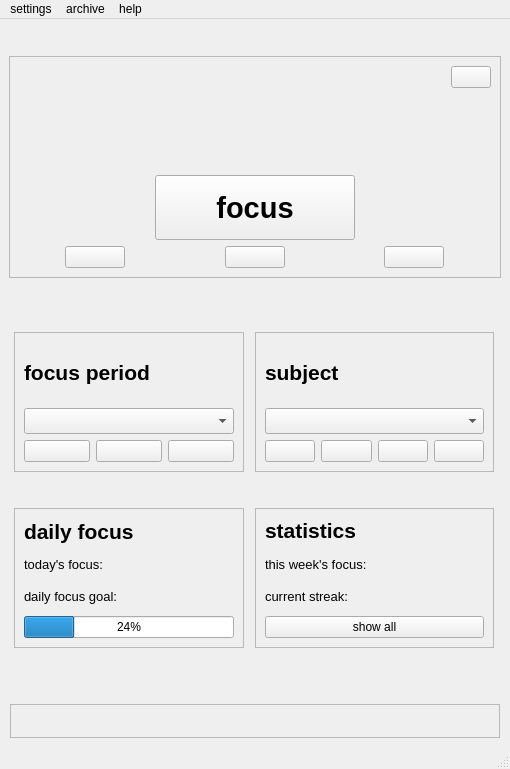
Qt form ui/mainwindow.ui (dop14/monkmode) before a commit.
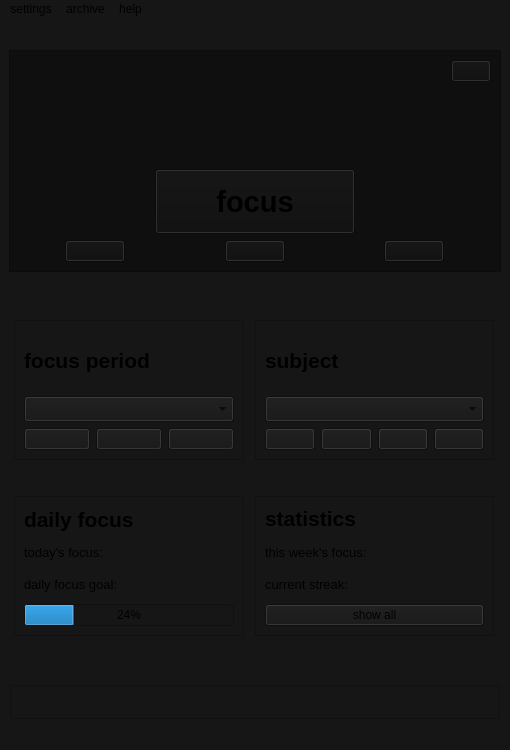
The same form after that commit. Icons and pictures are not drawn.

The edit to the form file:
```diff
--- a/ui/mainwindow.ui
+++ b/ui/mainwindow.ui
@@ -7,7 +7,7 @@
     <x>0</x>
     <y>0</y>
     <width>510</width>
-    <height>769</height>
+    <height>750</height>
    </rect>
   </property>
   <property name="sizePolicy">
@@ -22,6 +22,12 @@
     <height>0</height>
    </size>
   </property>
+  <property name="maximumSize">
+   <size>
+    <width>750</width>
+    <height>800</height>
+   </size>
+  </property>
   <property name="cursor">
    <cursorShape>ArrowCursor</cursorShape>
   </property>
@@ -31,6 +37,9 @@
   <property name="autoFillBackground">
    <bool>false</bool>
   </property>
+  <property name="styleSheet">
+   <string notr="true">background-color:#161616;</string>
+  </property>
   <widget class="QWidget" name="mainLayout">
    <layout class="QVBoxLayout" name="verticalLayout_10">
     <item>
@@ -49,6 +58,9 @@
           <height>150</height>
          </size>
         </property>
+        <property name="styleSheet">
+         <string notr="true">background-color:#0F0F0F;</string>
+        </property>
         <property name="frameShape">
          <enum>QFrame::Shape::StyledPanel</enum>
         </property>
@@ -67,6 +79,9 @@
            <property name="focusPolicy">
             <enum>Qt::FocusPolicy::NoFocus</enum>
            </property>
+           <property name="styleSheet">
+            <string notr="true">padding: 3px 3px 3px 3px;</string>
+           </property>
            <property name="text">
             <string/>
            </property>
@@ -83,6 +98,9 @@
              <bold>false</bold>
             </font>
            </property>
+           <property name="styleSheet">
+            <string notr="true">background-color:#0F0F0F;</string>
+           </property>
            <property name="text">
             <string/>
            </property>
@@ -150,6 +168,9 @@
              <property name="focusPolicy">
               <enum>Qt::FocusPolicy::NoFocus</enum>
              </property>
+             <property name="styleSheet">
+              <string notr="true">padding: 3px 0px 3px 0px;</string>
+             </property>
              <property name="text">
               <string/>
              </property>
@@ -181,6 +202,9 @@
              <property name="focusPolicy">
               <enum>Qt::FocusPolicy::NoFocus</enum>
              </property>
+             <property name="styleSheet">
+              <string notr="true">padding: 3px 0px 3px 0px;</string>
+             </property>
              <property name="text">
               <string/>
              </property>
@@ -212,6 +236,9 @@
              <property name="focusPolicy">
               <enum>Qt::FocusPolicy::NoFocus</enum>
              </property>
+             <property name="styleSheet">
+              <string notr="true">padding: 3px 0px 3px 0px;</string>
+             </property>
              <property name="text">
               <string/>
              </property>
@@ -277,6 +304,9 @@
                  <bold>true</bold>
                 </font>
                </property>
+               <property name="styleSheet">
+                <string notr="true">color:#EFA723'</string>
+               </property>
                <property name="text">
                 <string>focus period</string>
                </property>
@@ -301,16 +331,35 @@
                    <verstretch>0</verstretch>
                   </sizepolicy>
                  </property>
+                 <property name="font">
+                  <font>
+                   <bold>false</bold>
+                   <stylestrategy>PreferDefault</stylestrategy>
+                   <kerning>true</kerning>
+                  </font>
+                 </property>
+                 <property name="styleSheet">
+                  <string notr="true">padding: 3px 0px 3px 0px;</string>
+                 </property>
                  <property name="text">
                   <string/>
                  </property>
                  <property name="icon">
                   <iconset theme="QIcon::ThemeIcon::ListAdd"/>
                  </property>
+                 <property name="iconSize">
+                  <size>
+                   <width>16</width>
+                   <height>16</height>
+                  </size>
+                 </property>
                 </widget>
                </item>
                <item>
                 <widget class="QPushButton" name="editperiod_btn">
+                 <property name="styleSheet">
+                  <string notr="true">padding: 3px 0px 3px 0px;</string>
+                 </property>
                  <property name="text">
                   <string/>
                  </property>
@@ -321,6 +370,9 @@
                </item>
                <item>
                 <widget class="QPushButton" name="delete_period_btn">
+                 <property name="styleSheet">
+                  <string notr="true">padding: 3px 0px 3px 0px;</string>
+                 </property>
                  <property name="text">
                   <string/>
                  </property>
@@ -469,6 +521,9 @@
               <layout class="QHBoxLayout" name="horizontalLayout_2">
                <item>
                 <widget class="QPushButton" name="newsubject_btn">
+                 <property name="styleSheet">
+                  <string notr="true">padding: 3px 0px 3px 0px;</string>
+                 </property>
                  <property name="text">
                   <string/>
                  </property>
@@ -479,6 +534,9 @@
                </item>
                <item>
                 <widget class="QPushButton" name="edit_subject_btn">
+                 <property name="styleSheet">
+                  <string notr="true">padding: 3px 0px 3px 0px;</string>
+                 </property>
                  <property name="text">
                   <string/>
                  </property>
@@ -489,6 +547,9 @@
                </item>
                <item>
                 <widget class="QPushButton" name="archive_subject_btn">
+                 <property name="styleSheet">
+                  <string notr="true">padding: 3px 0px 3px 0px;</string>
+                 </property>
                  <property name="text">
                   <string/>
                  </property>
@@ -499,6 +560,9 @@
                </item>
                <item>
                 <widget class="QPushButton" name="delete_subject_btn">
+                 <property name="styleSheet">
+                  <string notr="true">padding: 3px 0px 3px 0px;</string>
+                 </property>
                  <property name="text">
                   <string/>
                  </property>
```
